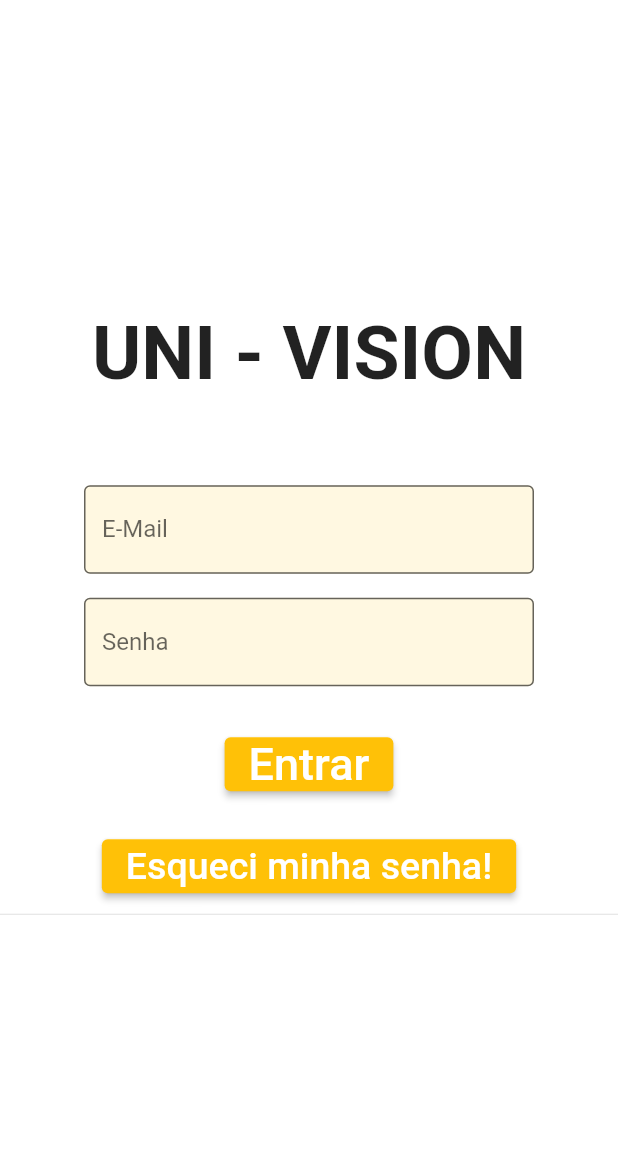
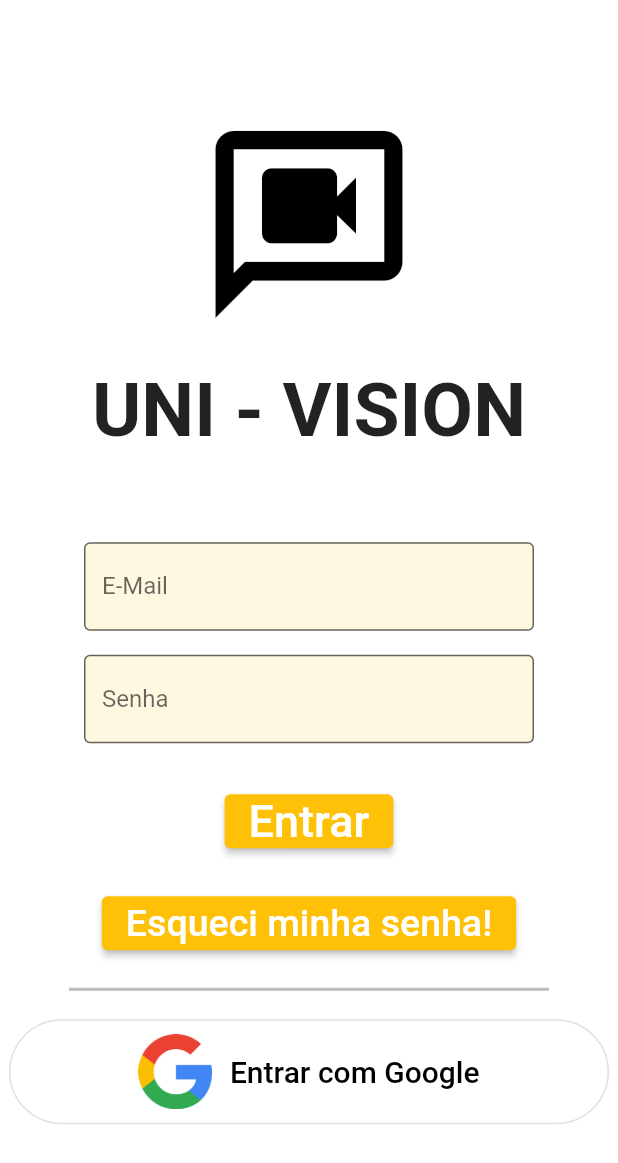
Before and after one commit to GabriielOps/uni_vision_ofc, a Flutter app: the LoginPage screen opened directly, on a phone screen of 412 x 824 dp. Shown: the top 1163 px of the screen. Run offline on Flutter 3.47's test engine with Material 2 defaults, Android fonts, the light colour scheme and no system bars; our stand-ins replace fan_carousel_image_slider, firebase_auth, firebase_core, google_sign_in; missing offline and left inert: hold_down_button; accounts and stored records are empty.

Commit message:
google sign in auth in  totally working order.

```diff
--- a/lib/screens/login_page.dart
+++ b/lib/screens/login_page.dart
@@ -1,4 +1,6 @@
 import 'package:flutter/material.dart';
+import 'package:uni_vision_ofc/contents/google_sing_in.dart';
+import 'package:uni_vision_ofc/screens/cameras_menu.dart';
 
 import '../contents/login_forms.dart';
 
@@ -18,10 +20,15 @@ class _LoginPageState extends State<LoginPage> {
           mainAxisAlignment: MainAxisAlignment.center,
           crossAxisAlignment: CrossAxisAlignment.center,
           children: [
+            const Icon(
+              Icons.video_chat_outlined,
+              color: Colors.black,
+              size: 150,
+            ),
             const SizedBox(
                 //Escrita Uni Vision
                 child: Padding(
-              padding: EdgeInsets.only(bottom: 50.0),
+              padding: EdgeInsets.only(bottom: 50.0, top: 20),
               child: Text(
                 'UNI - VISION',
                 style: TextStyle(fontSize: 50, fontWeight: FontWeight.bold),
@@ -73,11 +80,58 @@ class _LoginPageState extends State<LoginPage> {
                 ),
               ),
             ),
-            const Column(
-              children: [
-                Divider(),
-              ],
-            )
+            const SizedBox(
+              width: 400,
+              child: Column(
+                children: [
+                  Padding(
+                    padding: EdgeInsets.only(
+                        right: 40, left: 40, top: 12, bottom: 12),
+                    child: Divider(
+                      thickness: 2,
+                      color: Colors.black26,
+                    ),
+                  ),
+                ],
+              ),
+            ),
+            SizedBox(
+              height: 70,
+              width: 400,
+              child: OutlinedButton(
+                onPressed: () {
+                  singInWithGoogle().then((value) {
+                    if (value != null) {
+                      Navigator.of(context)
+                          .push(MaterialPageRoute(builder: (context) {
+                        return const CamerasMenu(5);
+                      }));
+                    }
+                  });
+                },
+                style: OutlinedButton.styleFrom(
+                  shape: RoundedRectangleBorder(
+                      borderRadius: BorderRadius.circular(70)),
+                ),
+                child: Padding(
+                  padding: const EdgeInsets.fromLTRB(0, 10, 0, 10),
+                  child: Row(
+                    mainAxisAlignment: MainAxisAlignment.spaceEvenly,
+                    mainAxisSize: MainAxisSize.min,
+                    children: [
+                      Image.asset("assets/images/google_logo.png"),
+                      const Padding(
+                        padding: EdgeInsets.only(left: 12.0),
+                        child: Text(
+                          'Entrar com Google',
+                          style: TextStyle(fontSize: 20, color: Colors.black),
+                        ),
+                      )
+                    ],
+                  ),
+                ),
+              ),
+            ),
           ],
         ));
   }
--- a/pubspec.yaml
+++ b/pubspec.yaml
@@ -68,8 +68,8 @@ flutter:
   uses-material-design: true
 
   # To add assets to your application, add an assets section, like this:
-  # assets:
-  #   - images/a_dot_burr.jpeg
+  assets:
+  - assets/images/
   #   - images/a_dot_ham.jpeg
 
   # An image asset can refer to one or more resolution-specific "variants", see
```
Also changed, not shown: lib/contents/google_sing_in.dart (added, +43 -0 lines), lib/main.dart (+6 -9 lines), assets/images/google_logo.png (added).
